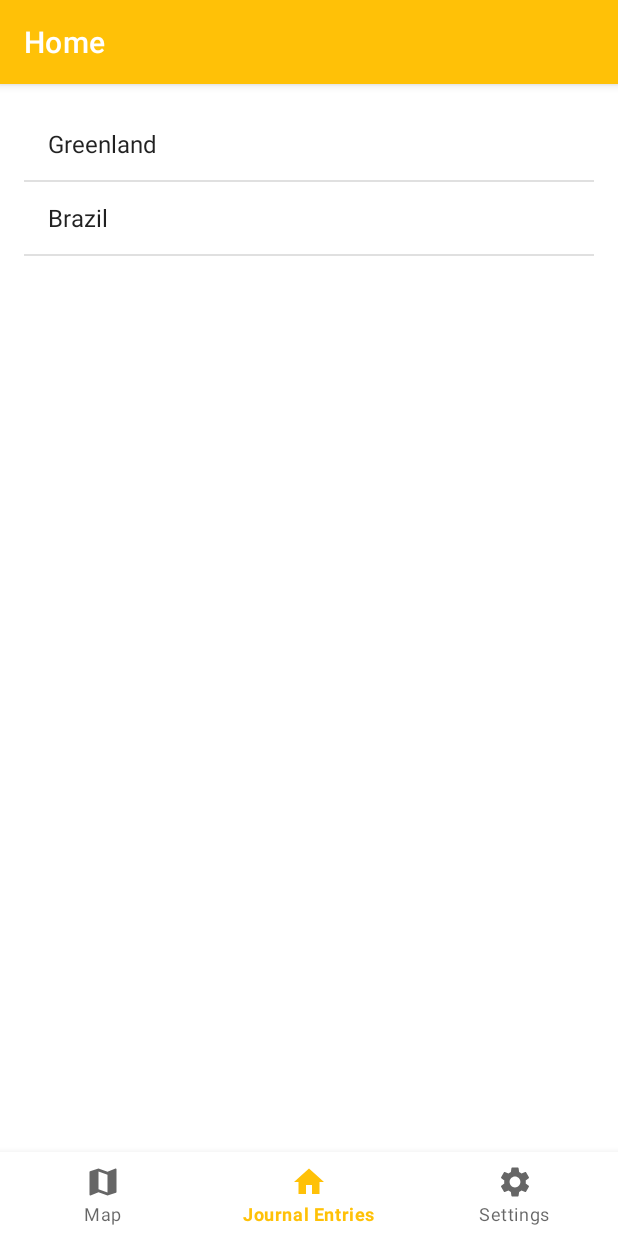
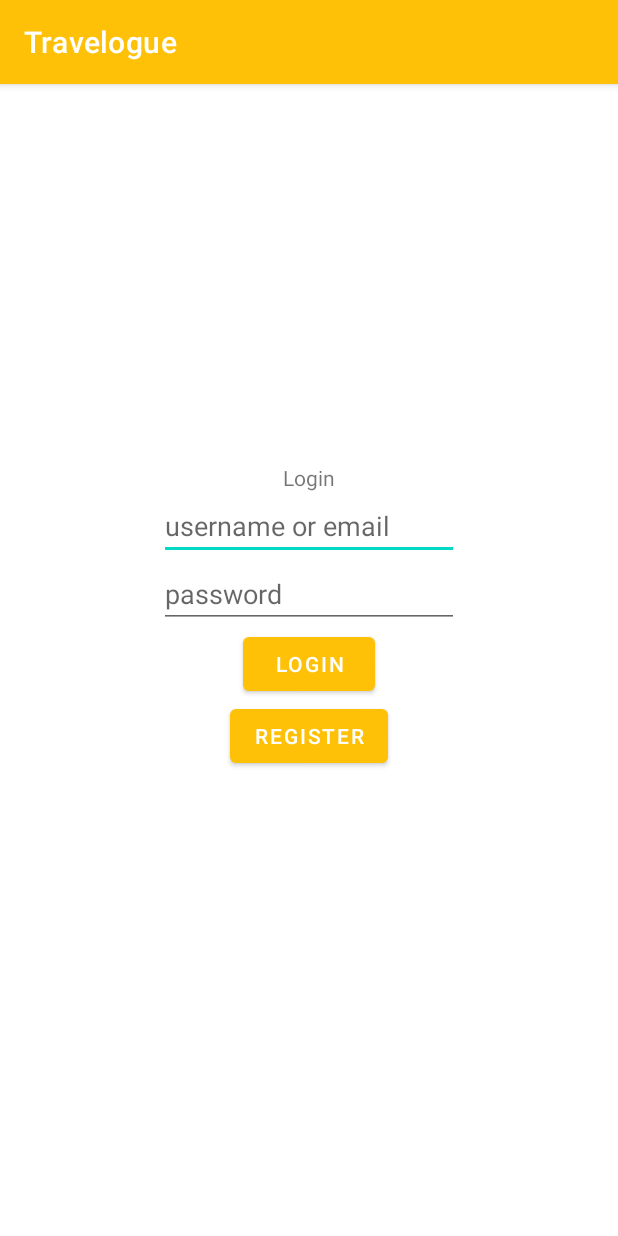
Before and after one commit to GuneetGill/Travelouge, an Android app: the screen it shows after launch (MainActivity before the commit, LoginActivity after it), on a phone screen of 412 x 824 dp. Run offline under Robolectric (Android 15) with nearby library versions, the phone set to English and light mode, and no system bars; our stand-ins replace Room's generated code.

Commit message:
reg and users database done, will make login functional in a lil bit

```diff
--- a/app/build.gradle.kts
+++ b/app/build.gradle.kts
@@ -53,6 +53,7 @@ dependencies {
     implementation(libs.androidx.material3.android)
     implementation ("androidx.navigation:navigation-fragment-ktx:2.6.0")
     implementation ("androidx.navigation:navigation-ui-ktx:2.6.0")
+    implementation(libs.androidx.activity)
 
     testImplementation(libs.junit)
     androidTestImplementation(libs.androidx.junit)
--- a/app/src/main/java/com/example/travelogue/MainActivity.kt
+++ b/app/src/main/java/com/example/travelogue/MainActivity.kt
@@ -24,7 +24,7 @@ class MainActivity : AppCompatActivity() {
         val bottomNavigationView: BottomNavigationView = binding.navView
         bottomNavigationView.setupWithNavController(navController)
 
-        // Optional: set up ActionBar with NavController
+        // Optional: set up ActionBar with Na vController
         setupActionBarWithNavController(navController)
     }
 
--- /dev/null
+++ b/app/src/main/java/com/example/travelogue/db_user/UserDao.kt
@@ -0,0 +1,23 @@
+package com.example.travelogue.db_user
+
+import androidx.room.Dao
+import androidx.room.Insert
+import androidx.room.Query
+import kotlinx.coroutines.flow.Flow
+
+
+@Dao
+interface UserDao {
+
+    @Insert
+    suspend fun insertUser(user: User)
+
+    @Query("SELECT * FROM user_table")
+    fun getAllUsers(): Flow<List<User>>
+
+//    @Query("DELETE FROM folder_table")
+//    suspend fun deleteAll()
+//
+//    @Query("DELETE FROM folder_table WHERE folder_id = :key") //":" indicates that it is a Bind variable
+//    suspend fun deleteFolder(key: Long)
+}
--- /dev/null
+++ b/app/src/main/java/com/example/travelogue/db_user/UserDatabase.kt
@@ -0,0 +1,32 @@
+package com.example.travelogue.db_user
+
+import android.content.Context
+import androidx.room.Database
+import androidx.room.Room
+import androidx.room.RoomDatabase
+
+@Database(entities = [User::class], version = 1)
+abstract class UserDatabase :
+    RoomDatabase() {
+    abstract val userDao: UserDao
+
+    companion object {
+        //The Volatile keyword guarantees visibility of changes to the INSTANCE variable across threads
+        @Volatile
+        private var INSTANCE: UserDatabase? = null
+
+        fun getInstance(context: Context): UserDatabase {
+            synchronized(this) {
+                var instance = INSTANCE
+                if (instance == null) {
+                    instance = Room.databaseBuilder(
+                        context.applicationContext,
+                        UserDatabase::class.java, "user_table"
+                    ).build()
+                    INSTANCE = instance
+                }
+                return instance
+            }
+        }
+    }
+}
--- /dev/null
+++ b/app/src/main/java/com/example/travelogue/db_user/UserRepository.kt
@@ -0,0 +1,32 @@
+package com.example.travelogue.db_user
+
+import kotlinx.coroutines.CoroutineScope
+import kotlinx.coroutines.Dispatchers.IO
+import kotlinx.coroutines.flow.Flow
+import kotlinx.coroutines.launch
+
+//A Repository manages queries and allows you to use multiple backends.
+// In the most common example, the Repository implements the logic for
+// deciding whether to fetch data from a network or use results cached in a local database.
+class UserRepository(private val userDao: UserDao) {
+
+    val allComments: Flow<List<User>> = userDao.getAllUsers()
+
+    fun insertUser(user: User){
+        CoroutineScope(IO).launch{
+            userDao.insertUser(user)
+        }
+    }
+
+//    fun delete(id: Long){
+//        CoroutineScope(IO).launch {
+//            folderDao.deleteTravel(id)
+//        }
+//    }
+//
+//    fun deleteAll(){
+//        CoroutineScope(IO).launch {
+//            folderDao.deleteAll()
+//        }
+//    }
+}
--- /dev/null
+++ b/app/src/main/java/com/example/travelogue/db_user/UserViewModel.kt
@@ -0,0 +1,22 @@
+package com.example.travelogue.db_user
+
+import androidx.lifecycle.*
+import java.lang.IllegalArgumentException
+
+
+class UserViewModel(private val repository: UserRepository) : ViewModel() {
+    val allTravelsLiveData: LiveData<List<User>> = repository.allComments.asLiveData()
+
+    fun insertUser(user: User) {
+        repository.insertUser(user)
+    }
+
+}
+
+class UserViewModelFactory (private val repository: UserRepository) : ViewModelProvider.Factory {
+    override fun<T: ViewModel> create(modelClass: Class<T>) : T{
+        if(modelClass.isAssignableFrom(UserViewModel::class.java))
+            return UserViewModel(repository) as T
+        throw IllegalArgumentException("Unknown ViewModel class")
+    }
+}
--- /dev/null
+++ b/app/src/main/java/com/example/travelogue/ui/login_reg/LoginActivity.kt
@@ -0,0 +1,75 @@
+package com.example.travelogue.ui.login_reg
+
+import android.content.Intent
+import android.os.Bundle
+import android.util.Log
+import android.widget.Button
+import android.widget.EditText
+import androidx.activity.enableEdgeToEdge
+import androidx.appcompat.app.AppCompatActivity
+import androidx.core.view.ViewCompat
+import androidx.core.view.WindowInsetsCompat
+import androidx.lifecycle.ViewModelProvider
+import com.example.travelogue.MainActivity
+import com.example.travelogue.R
+import com.example.travelogue.db_user.UserDao
+import com.example.travelogue.db_user.UserDatabase
+import com.example.travelogue.db_user.UserRepository
+import com.example.travelogue.db_user.UserViewModel
+import com.example.travelogue.db_user.UserViewModelFactory
+
+class LoginActivity : AppCompatActivity() {
+
+    private lateinit var usernameEmail : EditText
+    private lateinit var password : EditText
+    private lateinit var loginButton : Button
+    private lateinit var regButton : Button
+
+    private lateinit var database: UserDatabase
+    private lateinit var databaseDao: UserDao
+    private lateinit var repository: UserRepository
+    private lateinit var viewModelFactory: UserViewModelFactory
+    private lateinit var userViewModel: UserViewModel
+
+    override fun onCreate(savedInstanceState: Bundle?) {
+        super.onCreate(savedInstanceState)
+        enableEdgeToEdge()
+        setContentView(R.layout.activity_login)
+
+
+        usernameEmail = findViewById(R.id.user_name_email)
+        password = findViewById(R.id.user_pw)
+        loginButton = findViewById(R.id.login_button)
+        regButton = findViewById(R.id.register_button)
+
+        //db initialize
+        database = UserDatabase.getInstance(this)
+        databaseDao = database.userDao
+        repository = UserRepository(databaseDao)
+        viewModelFactory = UserViewModelFactory(repository)
+        userViewModel =
+            ViewModelProvider(this, viewModelFactory).get(UserViewModel::class.java)
+
+        //display users in log cat
+        userViewModel.allTravelsLiveData.observe(this) { users ->
+            if (users.isNotEmpty()) {
+                users.forEach { user ->
+                    Log.d("LoginActivity", "User : $user")
+                }
+            } else {
+                Log.d("LoginActivity", "No users found in the database.")
+            }
+        }
+
+        loginButton.setOnClickListener {
+            val intent = Intent(this, MainActivity::class.java)
+            startActivity(intent)
+        }
+
+        regButton.setOnClickListener {
+            val intent = Intent(this, RegisterActivity::class.java)
+            startActivity(intent)
+        }
+
+    }
+}
--- /dev/null
+++ b/app/src/main/res/layout/activity_login.xml
@@ -0,0 +1,45 @@
+<?xml version="1.0" encoding="utf-8"?>
+<LinearLayout xmlns:android="http://schemas.android.com/apk/res/android"
+    xmlns:app="http://schemas.android.com/apk/res-auto"
+    xmlns:tools="http://schemas.android.com/tools"
+    android:id="@+id/main"
+    android:layout_width="match_parent"
+    android:layout_height="match_parent"
+    android:orientation="vertical"
+    android:gravity="center"
+    tools:context=".ui.login_reg.LoginActivity">
+
+    <TextView
+        android:layout_width="wrap_content"
+        android:layout_height="wrap_content"
+        android:text="Login" />
+
+    <EditText
+        android:id="@+id/user_name_email"
+        android:layout_width="200dp"
+        android:layout_height="wrap_content"
+        android:inputType="textVisiblePassword|textEmailAddress"
+        android:hint="username or email" />
+
+    <EditText
+        android:id="@+id/user_pw"
+        android:layout_width="200dp"
+        android:layout_height="wrap_content"
+        android:inputType="textPassword"
+        android:hint="password" />
+
+    <Button
+        android:id="@+id/login_button"
+        android:layout_width="wrap_content"
+        android:layout_height="wrap_content"
+        android:text="Login"/>
+
+    <Button
+        android:id="@+id/register_button"
+        android:layout_width="wrap_content"
+        android:layout_height="wrap_content"
+        android:text="Register"/>
+
+
+
+</LinearLayout>
--- a/gradle/libs.versions.toml
+++ b/gradle/libs.versions.toml
@@ -15,6 +15,7 @@ navigationUiKtx = "2.8.2"
 googleAndroidLibrariesMapsplatformSecretsGradlePlugin = "2.0.1"
 playServicesMaps = "19.0.0"
 material3Android = "1.3.1"
+activity = "1.9.3"
 
 [libraries]
 androidx-core-ktx = { group = "androidx.core", name = "core-ktx", version.ref = "coreKtx" }
@@ -30,6 +31,7 @@ androidx-navigation-fragment-ktx = { group = "androidx.navigation", name = "navi
 androidx-navigation-ui-ktx = { group = "androidx.navigation", name = "navigation-ui-ktx", version.ref = "navigationUiKtx" }
 play-services-maps = { group = "com.google.android.gms", name = "play-services-maps", version.ref = "playServicesMaps" }
 androidx-material3-android = { group = "androidx.compose.material3", name = "material3-android", version.ref = "material3Android" }
+androidx-activity = { group = "androidx.activity", name = "activity", version.ref = "activity" }
 
 [plugins]
 android-application = { id = "com.android.application", version.ref = "agp" }
```
Also changed, not shown: app/src/main/AndroidManifest.xml (+22 -6 lines), app/src/main/java/com/example/travelogue/db_user/User.kt (added, +26 -0 lines), app/src/main/java/com/example/travelogue/ui/login_reg/RegisterActivity.kt (added, +79 -0 lines), app/src/main/res/layout/activity_register.xml (added, +62 -0 lines).
